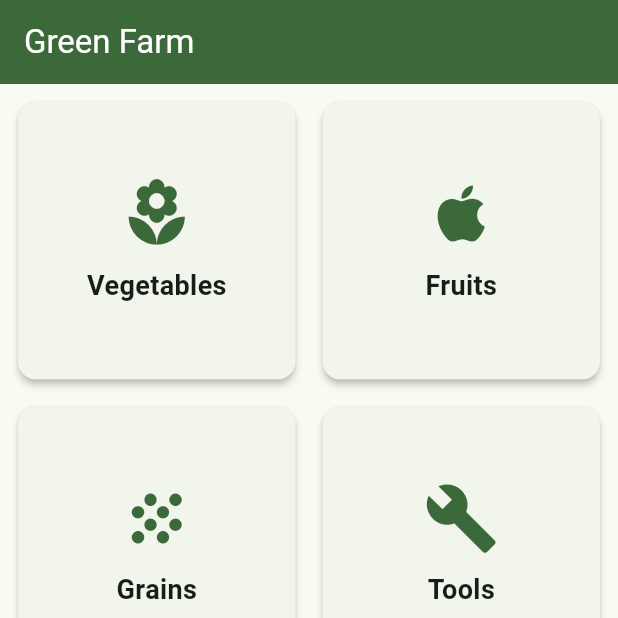
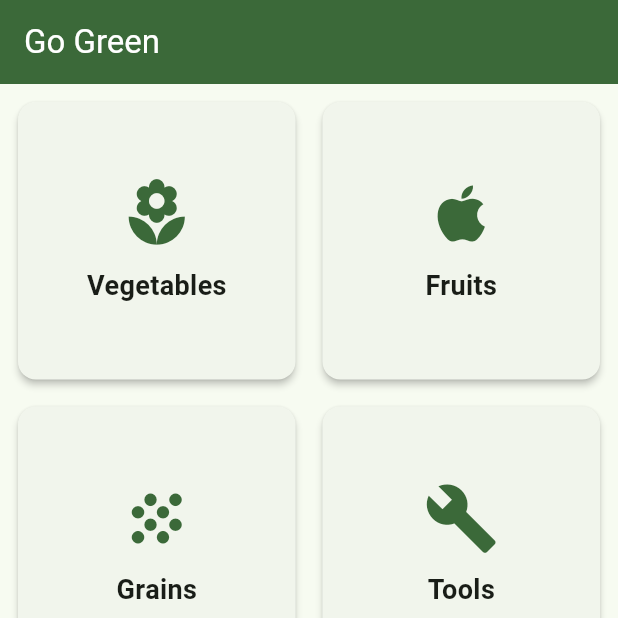
Before and after one commit to could-ai/019ad9e7-49f7-7f5e-b2f6-9f5fddcd81a2, a Flutter app: the screen it shows after launch, on a phone screen of 412 x 824 dp, the top half of it. Run offline on Flutter 3.47's test engine with Material 3 defaults, Android fonts, the phone set to English and light mode, and no system bars.

Commit message:
Updated the MaterialApp title to 'Go Green' to reflect the new application name.; Updated the AppBar title on the HomeScreen to 'Go Green'.; Updated the web page title and meta description to 'Go Green' for better branding in the browser.

```diff
--- a/usr/lib/main.dart
+++ b/usr/lib/main.dart
@@ -11,7 +11,7 @@ class MyApp extends StatelessWidget {
   @override
   Widget build(BuildContext context) {
     return MaterialApp(
-      title: 'Green Farm',
+      title: 'Go Green',
       debugShowCheckedModeBanner: false,
       theme: ThemeData(
         colorScheme: ColorScheme.fromSeed(seedColor: Colors.green),
--- a/usr/lib/screens/home_screen.dart
+++ b/usr/lib/screens/home_screen.dart
@@ -8,7 +8,7 @@ class HomeScreen extends StatelessWidget {
   Widget build(BuildContext context) {
     return Scaffold(
       appBar: AppBar(
-        title: const Text('Green Farm'),
+        title: const Text('Go Green'),
         backgroundColor: Theme.of(context).colorScheme.primary,
         foregroundColor: Theme.of(context).colorScheme.onPrimary,
       ),
```
Also changed, not shown: 1 other file.
